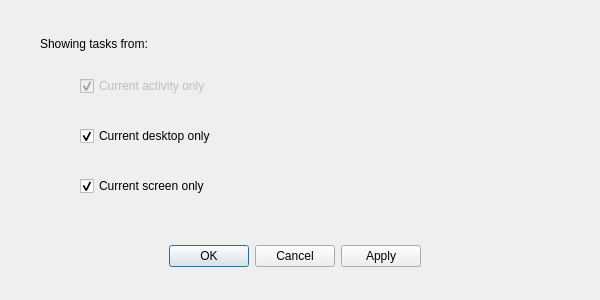
Old version of the form src/view/task_manager_settings_dialog.ui in the repository dangvd/crystal-dock.
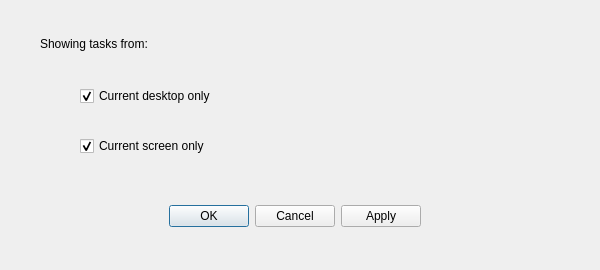
New version of the form.

Commit message: Updates Task Manager Settings dialog

```diff
--- a/src/view/task_manager_settings_dialog.ui
+++ b/src/view/task_manager_settings_dialog.ui
@@ -7,7 +7,7 @@
     <x>0</x>
     <y>0</y>
     <width>600</width>
-    <height>300</height>
+    <height>270</height>
    </rect>
   </property>
   <property name="windowTitle">
@@ -17,7 +17,7 @@
    <property name="geometry">
     <rect>
      <x>30</x>
-     <y>240</y>
+     <y>200</y>
      <width>530</width>
      <height>32</height>
     </rect>
@@ -45,33 +45,11 @@
     <string>Showing tasks from:</string>
    </property>
   </widget>
-  <widget class="QCheckBox" name="showCurrentActivityOnly">
-   <property name="enabled">
-    <bool>false</bool>
-   </property>
-   <property name="geometry">
-    <rect>
-     <x>80</x>
-     <y>70</y>
-     <width>401</width>
-     <height>32</height>
-    </rect>
-   </property>
-   <property name="text">
-    <string>Current activity only</string>
-   </property>
-   <property name="checkable">
-    <bool>true</bool>
-   </property>
-   <property name="checked">
-    <bool>true</bool>
-   </property>
-  </widget>
   <widget class="QCheckBox" name="showCurrentDesktopOnly">
    <property name="geometry">
     <rect>
      <x>80</x>
-     <y>120</y>
+     <y>80</y>
      <width>401</width>
      <height>32</height>
     </rect>
@@ -87,7 +65,7 @@
    <property name="geometry">
     <rect>
      <x>80</x>
-     <y>170</y>
+     <y>130</y>
      <width>421</width>
      <height>32</height>
     </rect>
```
The commit also changes 1 other file.
